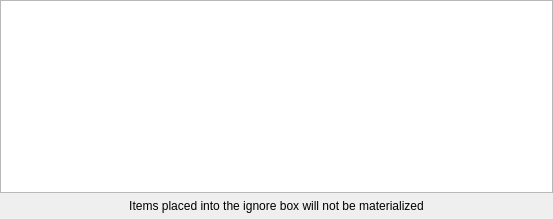
Old version of the form qt/ui/ignore_box.ui in the repository hsoft/musicguru.
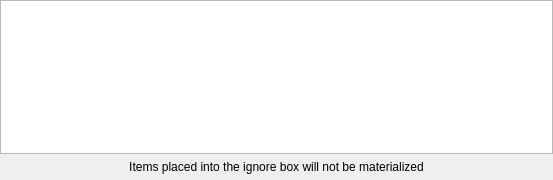
New version of the form.

The edit to the form file:
```diff
--- a/qt/ui/ignore_box.ui
+++ b/qt/ui/ignore_box.ui
@@ -7,7 +7,7 @@
     <x>0</x>
     <y>0</y>
     <width>553</width>
-    <height>219</height>
+    <height>180</height>
    </rect>
   </property>
   <property name="windowTitle">
```
